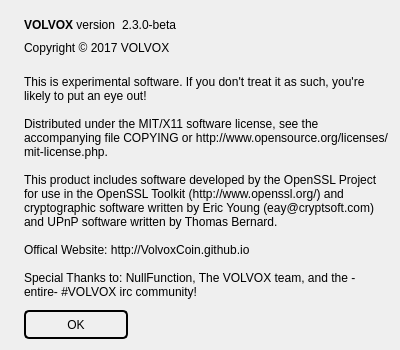
First picture: the form in src/qt/forms/aboutdialog.ui, repository nazarpechka/volvox-old, before the edit.
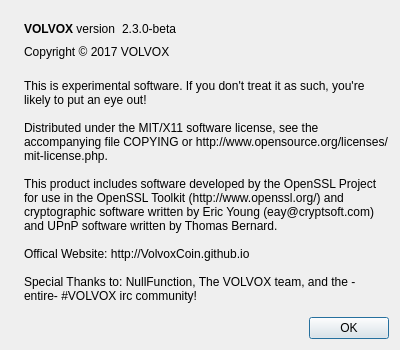
Second picture: the form after the edit. Icons and pictures are not drawn.

Diff of the .ui file:
```diff
--- a/src/qt/forms/aboutdialog.ui
+++ b/src/qt/forms/aboutdialog.ui
@@ -139,16 +139,7 @@
      <item>
       <widget class="QDialogButtonBox" name="buttonBox">
        <property name="styleSheet">
-        <string notr="true">
-border-top-left-radius: 5px;
-border-top-right-radius: 5px;
-border-bottom-left-radius: 5px;
-border-bottom-right-radius: 5px;
-border: 2px solid #000000;
-min-height: 25px;
-max-height: 25px;
-min-width: 100px;
-max-width: 100px;</string>
+        <string notr="true"></string>
        </property>
        <property name="orientation">
         <enum>Qt::Horizontal</enum>
```
